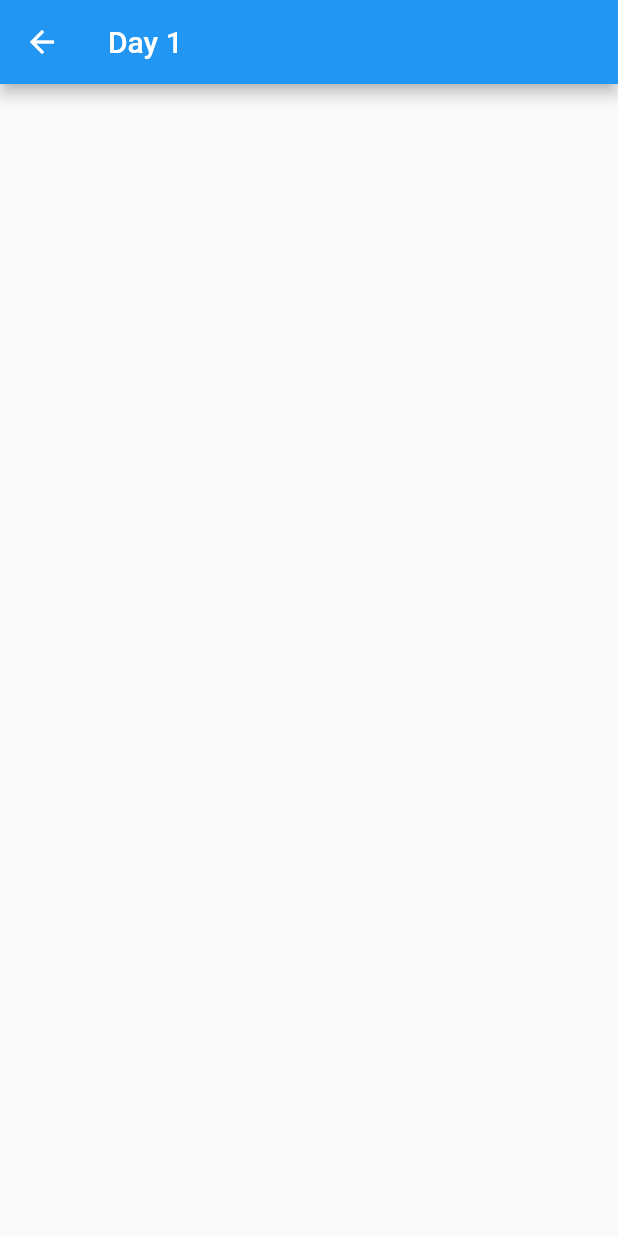
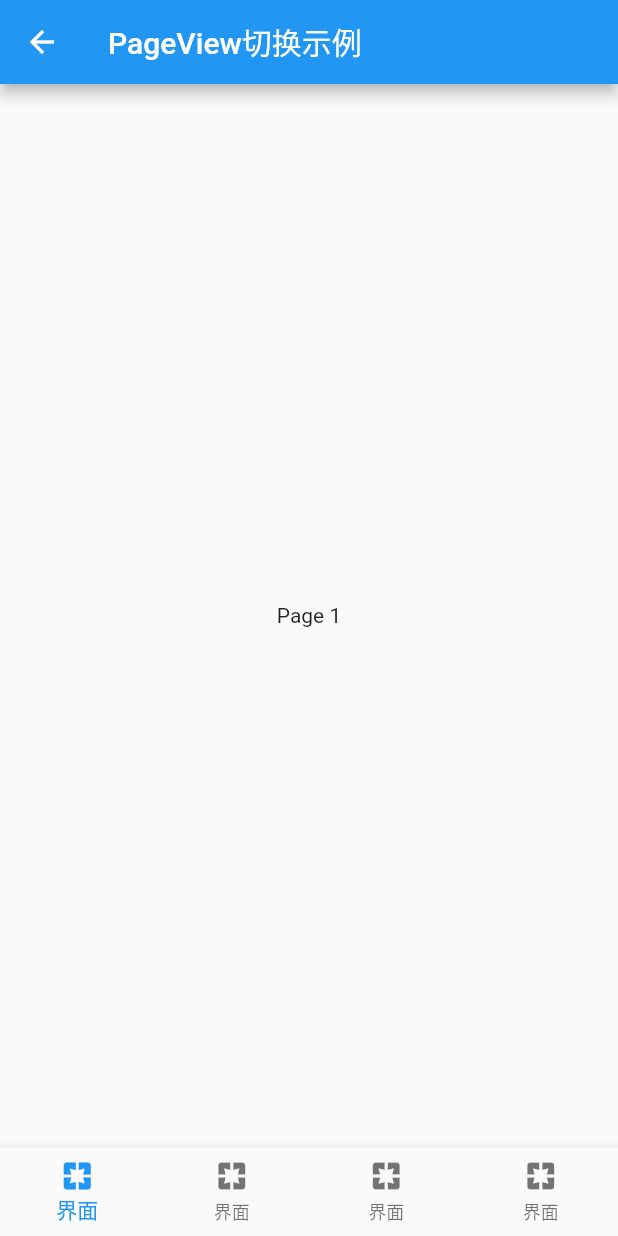
Before and after one commit to TaroXin/30-days-of-flutter, a Flutter app: the screen it shows after launch, after a tap on "PageView 页面切换", on a phone screen of 412 x 824 dp. Run offline on Flutter 3.47's test engine with Material 2 defaults, Android fonts, the phone set to English and light mode, and no system bars.

Commit message:
添加Day1，PageView界面切换示例

```diff
--- a/lib/day1/index.dart
+++ b/lib/day1/index.dart
@@ -1,11 +1,71 @@
 import 'package:flutter/material.dart';
 
-class Day1 extends StatelessWidget {
+class Day1 extends StatefulWidget {
+  @override
+  State<StatefulWidget> createState() {
+    return new Day1State();
+  }
+}
+
+class Day1State extends State<Day1> {
+  int _currentPageIndex = 0;
+  int _pageCount = 4;
+  List<BottomNavigationBarItem> items;
+  PageController _pageController;
+
+  @override
+  void initState() {
+    super.initState();
+    _pageController = new PageController();
+    // 初始化底部导航栏
+    items =  List.generate(_pageCount, (index) {
+      return new BottomNavigationBarItem(
+        icon: new Icon(Icons.pages),
+        title: new Text('界面'),
+        backgroundColor: Colors.blue,
+      );
+    });
+  }
+
+  void onPageChanged(index, {needSwitchPage: false}) {
+    if (needSwitchPage) {
+      // 点击下面的导航栏时，才主动切换PageView的选中状态
+      // curve 参数是切换页面时的动画效果
+      _pageController.animateToPage(
+        index,
+        duration: new Duration(milliseconds: 300),
+        curve: Curves.easeInOut,
+      );
+    }
+
+    setState(() {
+      _currentPageIndex = index;
+    });
+  }
+
   @override
   Widget build(BuildContext context) {
     return new Scaffold(
       appBar: new AppBar(
-        title: new Text('Day 1'),
+        title: new Text('PageView切换示例'),
+      ),
+
+      body: new PageView.builder(
+        itemCount: _pageCount,
+        controller: _pageController,
+        onPageChanged: onPageChanged,
+        itemBuilder: (context, index) {
+          return new Center(
+            child: new Text('Page ${index + 1}'),
+          );
+        },
+      ),
+
+      bottomNavigationBar: new BottomNavigationBar(
+        items: items,
+        currentIndex: _currentPageIndex,
+        onTap: (index) => onPageChanged(index, needSwitchPage: true),
+        type: BottomNavigationBarType.fixed,
       ),
     );
   }
--- a/lib/home.dart
+++ b/lib/home.dart
@@ -7,6 +7,15 @@ class Home extends StatelessWidget {
     return new Scaffold(
       appBar: new AppBar(
         title: new Text('30天Flutter学习'),
+        actions: <Widget>[
+          new IconButton(
+            icon: new Icon(
+              Icons.dashboard,
+              color: Colors.white,
+            ),
+            onPressed: null
+          )
+        ],
       ),
 
       body: new ListView.builder(
```
Also changed, not shown: 1 other file.
